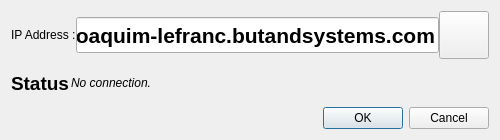
The window that interfaces/Dialog_NewConnection.ui (CactusTribe/PyRobot) describes before a commit, drawn with Qt 5.
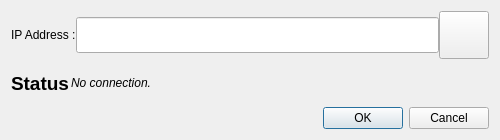
The same window after the commit. Icons and pictures are not drawn.

Commit message: Mise en dépot sur github

What changed in the file:
```diff
--- a/interfaces/Dialog_NewConnection.ui
+++ b/interfaces/Dialog_NewConnection.ui
@@ -70,7 +70,7 @@
         </font>
        </property>
        <property name="text">
-        <string>joaquim-lefranc.butandsystems.com</string>
+        <string/>
        </property>
       </widget>
      </item>
```
Left out of the diff: 4 changed lines with no effect on the pictures.
